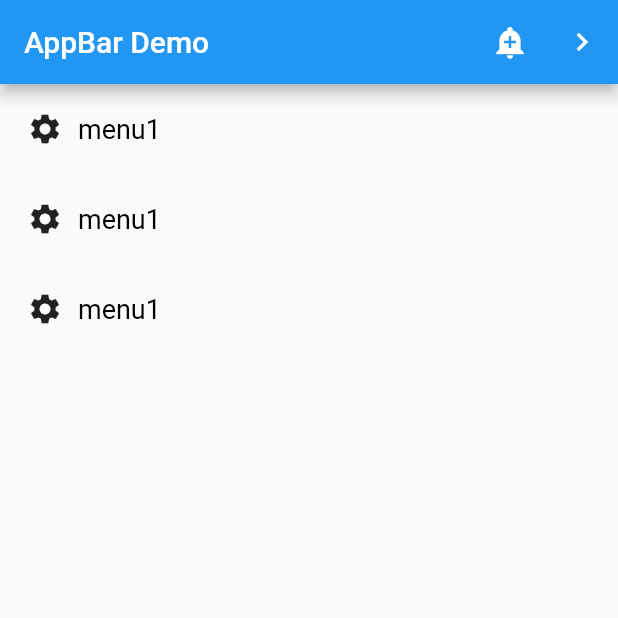
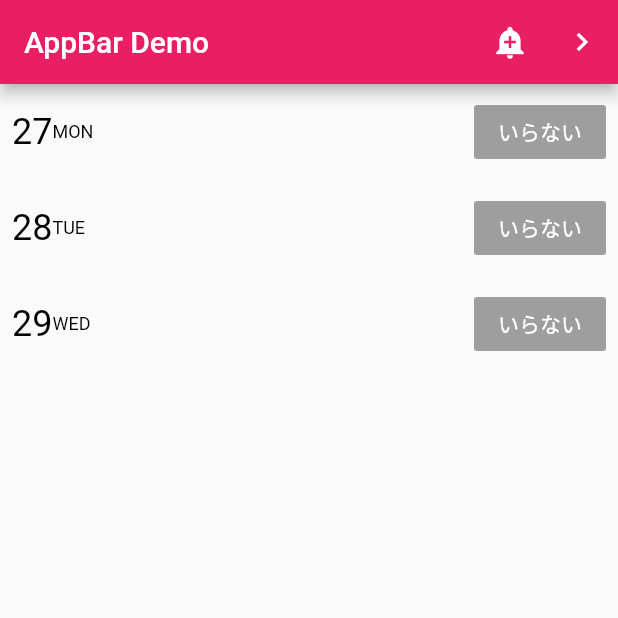
Before and after one commit to akadateppei/meshiiru, a Flutter app: the screen it shows after launch, on a phone screen of 412 x 824 dp, the top half of it. Run offline on Flutter 3.47's test engine with Material 2 defaults, Android fonts, the phone set to English and light mode, and no system bars.

Commit message:
それっぽいUI

```diff
--- a/lib/main.dart
+++ b/lib/main.dart
@@ -51,6 +51,7 @@ class MyStatelessWidget extends StatelessWidget {
       key: scaffoldKey,
       appBar: AppBar(
         title: const Text('AppBar Demo'),
+        backgroundColor: Colors.pink,
         actions: <Widget>[
           IconButton(
             icon: const Icon(Icons.add_alert),
@@ -70,37 +71,52 @@ class MyStatelessWidget extends StatelessWidget {
       ),
       body: ListView(
         children: <Widget> [
-          _menuItem("menu1", Icon(Icons.settings)),
-          _menuItem("menu1", Icon(Icons.settings)),
-          _menuItem("menu1", Icon(Icons.settings)),
+          _menuItem("27","MON", Icon(Icons.settings)),
+          _menuItem("28","TUE", Icon(Icons.settings)),
+          _menuItem("29","WED", Icon(Icons.settings)),
         ],
       )
     );
   }
 }
 
-Widget _menuItem(String title, Icon icon) {
+Widget _menuItem(String day, weekday, Icon icon) {
   return GestureDetector(
-    child:Container(
-        padding: EdgeInsets.all(8.0),
+    child: Row(
+      mainAxisAlignment: MainAxisAlignment.spaceBetween,
+      children: [
+        Container(
+            margin: EdgeInsets.all(8.0),
             child: Row(
               children: <Widget>[
-            Container(
-              margin: EdgeInsets.all(10.0),
-              child:icon,
+                Text(
+                  day,
+                  style: TextStyle(
+                      color:Colors.black,
+                      fontSize: 24.0
+                  ),
                 ),
                 Text(
-              title,
+                  weekday,
                   style: TextStyle(
-                  color:Colors.black,
-                  fontSize: 18.0
+                    color: Colors.black,
+                    fontSize: 12.0,
                   ),
                 ),
               ],
             )
         ),
-    onTap: () {
-      print("onTap called.");
-    },
+        Container(
+          margin: EdgeInsets.all(8.0),
+          child: FlatButton(
+            child: Text("いらない"),
+            color: Colors.grey,
+            textColor: Colors.white,
+            onPressed: () {},
+
+          ),
+        )
+      ],
+    )
   );
 }
```
Lines whose indentation alone changed are shown as unchanged.
